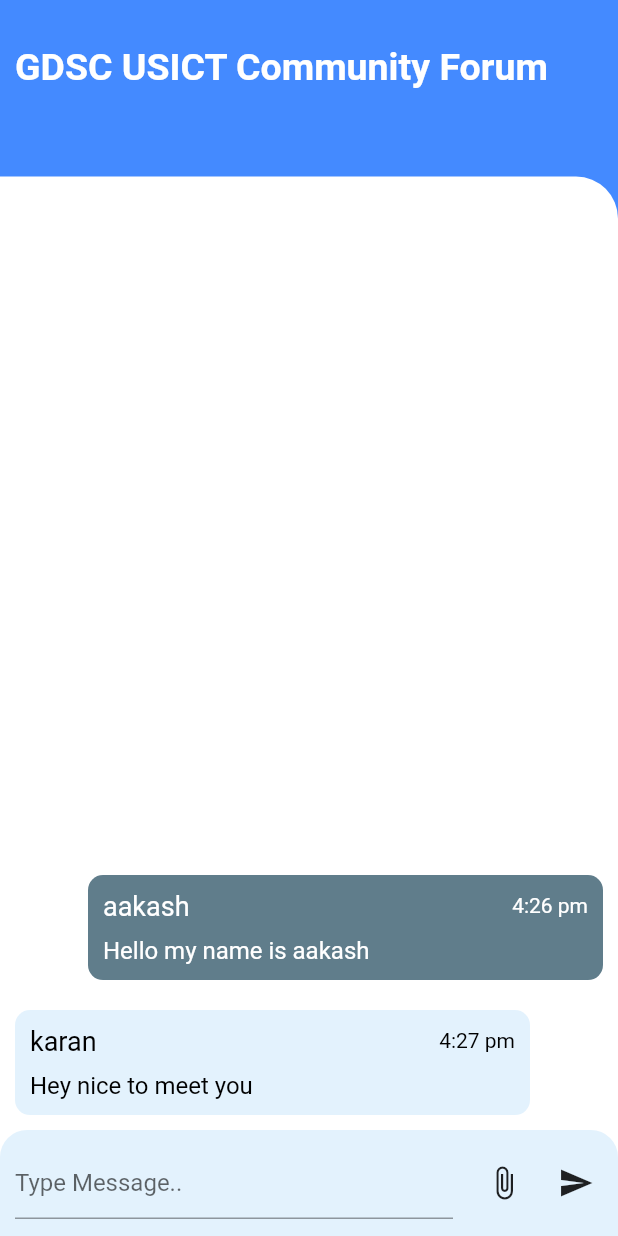
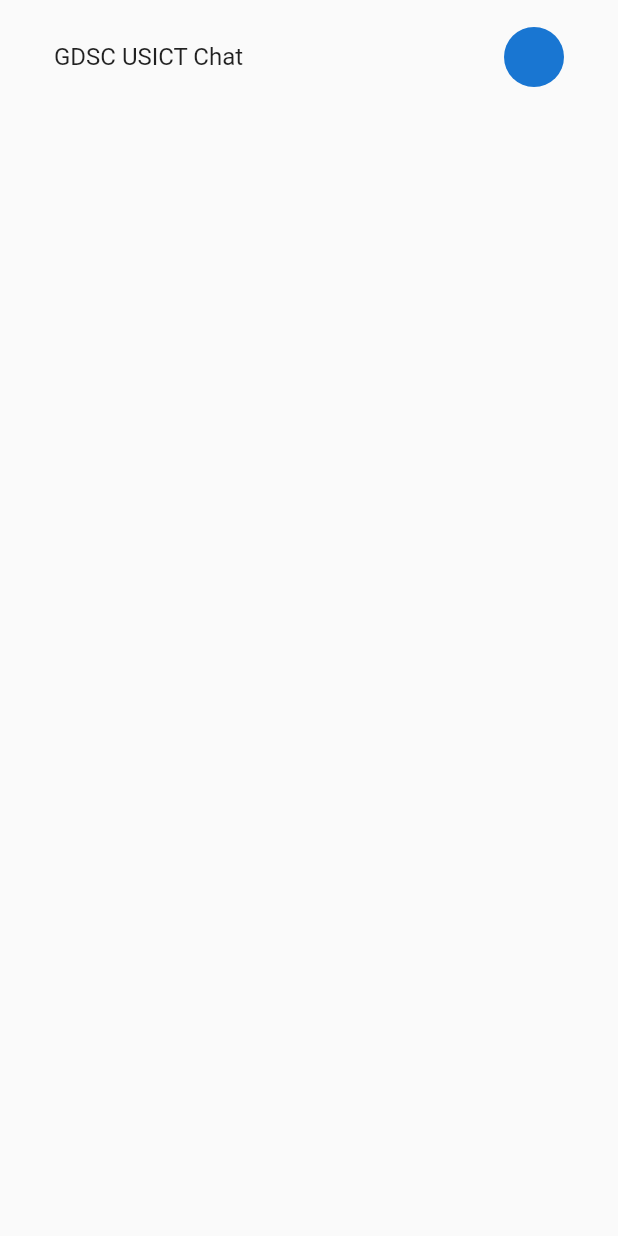
Before and after one commit to GDSC-USICT/GDSC-USICT-App, a Flutter app: the MessagingScreen screen opened directly, on a phone screen of 412 x 824 dp. Run offline on Flutter 3.47's test engine with Material 2 defaults, Android fonts, the phone set to English and light mode, and no system bars; our stand-ins replace animated_bottom_navigation_bar.

Commit message:
Revert "add messaging layout"
This reverts commit 9998d37dd16ab54b7a31a75c505b58d59d8c2251.

```diff
--- a/lib/Screens/messaging_screen.dart
+++ b/lib/Screens/messaging_screen.dart
@@ -1,25 +1,19 @@
 import 'package:flutter/material.dart';
-import 'package:gdsc_usict/Styles/messaging_styles.dart';
 import 'package:gdsc_usict/widgets/messaging_widget.dart';
 
 class MessagingScreen extends StatelessWidget {
   @override
   Widget build(BuildContext context) {
     return Scaffold(
-        resizeToAvoidBottomInset: true,
         body: Container(
-          color: Colors.blueAccent,
       child: Column(
         mainAxisAlignment: MainAxisAlignment.spaceBetween,
         children: <Widget>[
           Padding(
-                  padding: EdgeInsets.fromLTRB(10, 30, 20, 10),
-                  child: Align(
-                      alignment: Alignment.centerLeft,
-                      child: Text(
-                        "GDSC USICT Community Forum",
-                        style: textStyle(Colors.white, 25.0, FontWeight.bold),
-                      ))),
+            padding: EdgeInsets.fromLTRB(20, 10, 20, 10),
+            child: ListTile(
+                title: Text("GDSC USICT Chat"), trailing: CircleAvatar()),
+          ),
           Messages()
         ],
       ),
--- a/lib/widgets/messaging_widget.dart
+++ b/lib/widgets/messaging_widget.dart
@@ -12,47 +12,9 @@ class _MessagesState extends State<Messages> {
     double h = MediaQuery.of(context).size.height;
     double w = MediaQuery.of(context).size.width;
     return Container(
-        decoration: BoxDecoration(
-            color: Colors.white,
-            borderRadius: BorderRadius.only(topRight: Radius.circular(28))),
-        height: h * (6 / 7),
-        child: Column(
-          children: <Widget>[
-            Container(
-              height: h * (5.4 / 7),
-              child: ListView(
-                reverse: true,
-                children: [
-                  receive("Hey nice to meet you", "karan", "4:27 pm", w),
-                  send("Hello my name is aakash", "aakash", "4:26 pm", w),
-                ],
-              ),
-            ),
-            Container(
-              decoration: BoxDecoration(
-                  color: Colors.blue[50],
-                  borderRadius:
-                      BorderRadius.vertical(top: Radius.circular(18))),
-              height: h * (0.6 / 7),
-              child: Row(
-                children: <Widget>[
-                  Container(
-                      width: w - 100,
-                      child: Padding(
-                        padding: EdgeInsets.symmetric(horizontal: 10),
-                        child: TextField(
-                          decoration:
-                              InputDecoration(hintText: "Type Message.."),
-                        ),
-                      )),
-                  IconButton(
-                      onPressed: () {}, icon: Icon(Icons.attach_file_sharp)),
-                  IconButton(onPressed: () {}, icon: Icon(Icons.send)),
-                ],
-              ),
-            )
-          ],
-        ));
+      height: h * (5 / 6),
+      child: ListView(),
+    );
   }
 }
 
@@ -64,8 +26,11 @@ send(message, name, datetime, w) {
         child: Container(
           width: w * (5 / 6),
           decoration: BoxDecoration(
-            color: Colors.blueGrey,
-            borderRadius: BorderRadius.circular(10),
+            gradient: LinearGradient(colors: [
+              Colors.blue,
+              Colors.green,
+            ], begin: Alignment.topLeft, end: Alignment.bottomRight),
+            borderRadius: BorderRadius.circular(20),
           ),
           child: Padding(
             padding: EdgeInsets.all(10),
@@ -76,22 +41,16 @@ send(message, name, datetime, w) {
                   children: <Widget>[
                     Text(
                       name,
-                      style: textStyle(Colors.white, 18.0, FontWeight.normal),
+                      style: textStyle(Colors.white, 18, FontWeight.normal),
                     ),
                     Text(
                       datetime,
-                      style: textStyle(Colors.white, 14.0, FontWeight.normal),
+                      style: textStyle(Colors.white, 14, FontWeight.normal),
                     ),
                   ],
                 ),
-                SizedBox(
-                  height: 10,
-                ),
-                Align(
-                    alignment: Alignment.centerLeft,
-                    child: Text(message,
-                        style:
-                            textStyle(Colors.white, 16.0, FontWeight.normal)))
+                Text(message,
+                    style: textStyle(Colors.white, 14, FontWeight.normal))
               ],
             ),
           ),
@@ -107,8 +66,11 @@ receive(message, name, datetime, w) {
         child: Container(
           width: w * (5 / 6),
           decoration: BoxDecoration(
-            color: Colors.blue[50],
-            borderRadius: BorderRadius.circular(10),
+            gradient: LinearGradient(colors: [
+              Colors.blue[200],
+              Colors.green[200],
+            ], begin: Alignment.topLeft, end: Alignment.bottomRight),
+            borderRadius: BorderRadius.circular(20),
           ),
           child: Padding(
             padding: EdgeInsets.all(10),
@@ -119,22 +81,16 @@ receive(message, name, datetime, w) {
                   children: <Widget>[
                     Text(
                       name,
-                      style: textStyle(Colors.black, 18.0, FontWeight.normal),
+                      style: textStyle(Colors.black, 18, FontWeight.normal),
                     ),
                     Text(
                       datetime,
-                      style: textStyle(Colors.black, 14.0, FontWeight.normal),
+                      style: textStyle(Colors.black, 14, FontWeight.normal),
                     ),
                   ],
                 ),
-                SizedBox(
-                  height: 10,
-                ),
-                Align(
-                    alignment: Alignment.centerLeft,
-                    child: Text(message,
-                        style:
-                            textStyle(Colors.black, 16.0, FontWeight.normal)))
+                Text(message,
+                    style: textStyle(Colors.black, 14, FontWeight.normal))
               ],
             ),
           ),
```
Lines whose indentation alone changed are shown as unchanged.
